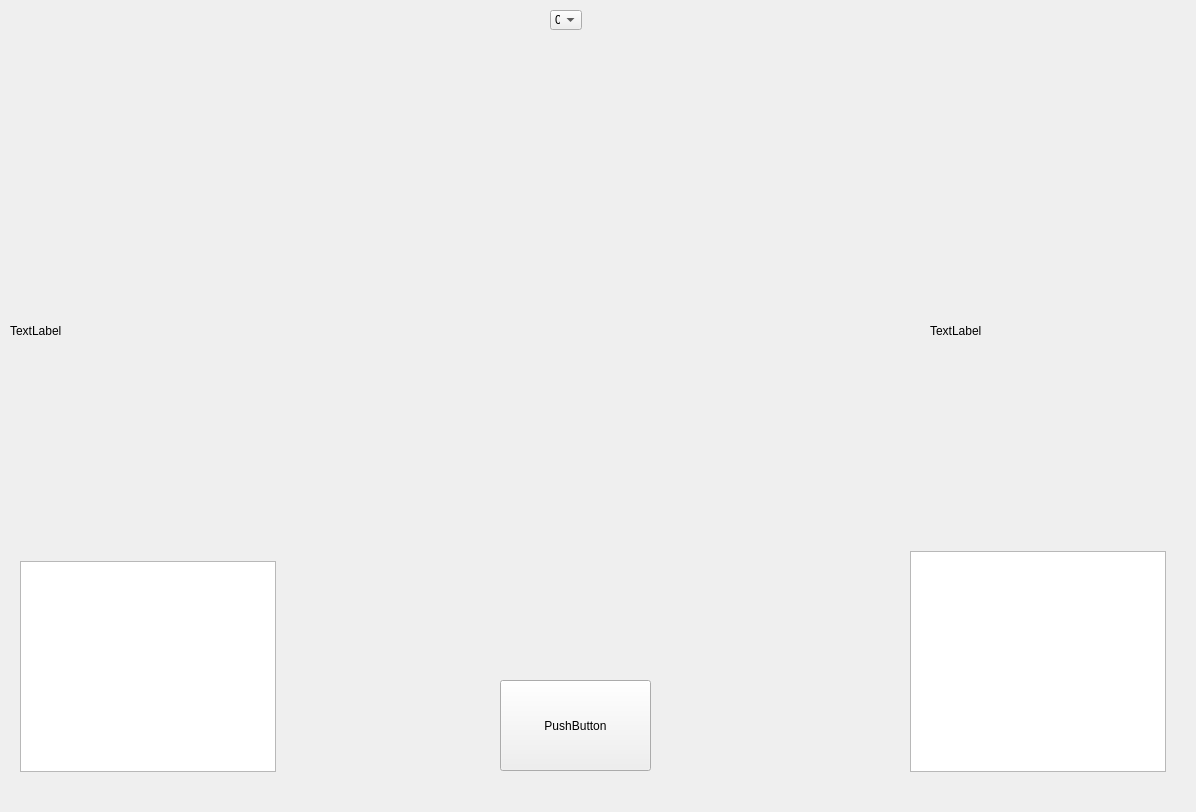
Above: Drowsypick_tool/Drowsypick_tool.ui from leixuehui/QT_expression_capture_tool before the change. Below: the same form after it.
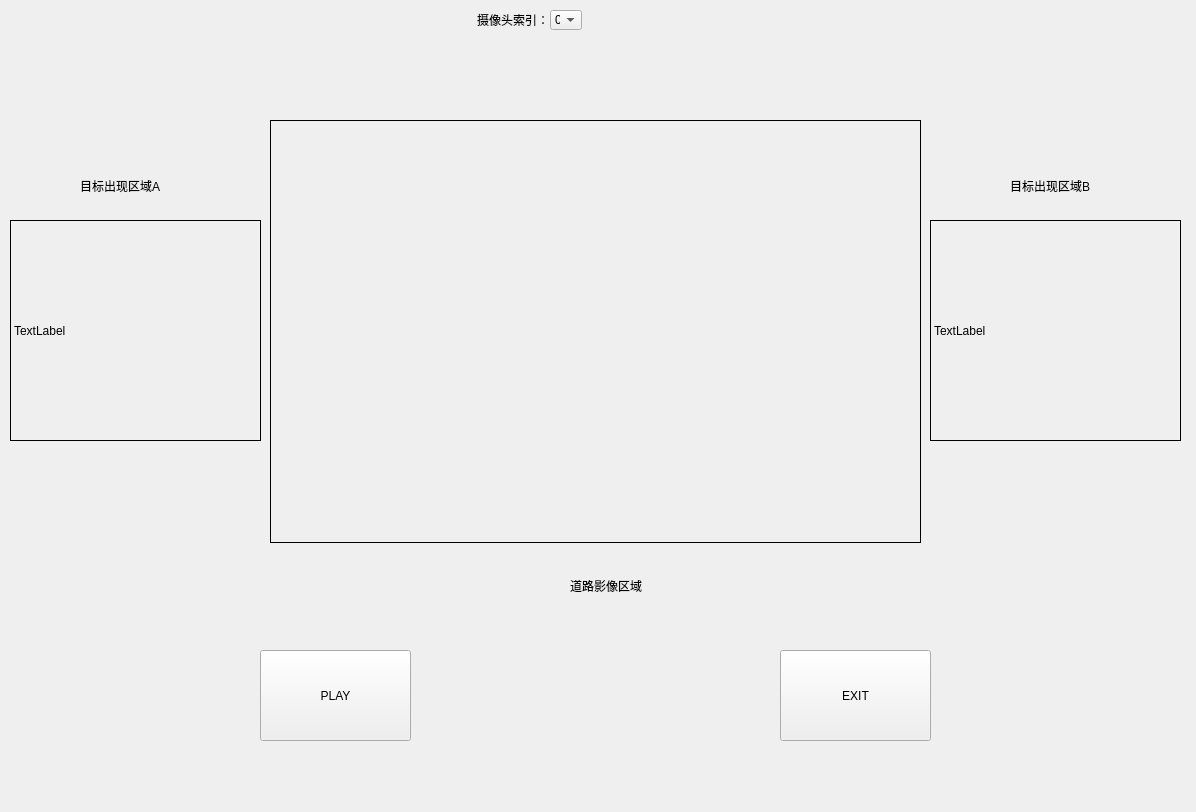
That is the form after the change.

Diff of the .ui file:
```diff
--- a/Drowsypick_tool/Drowsypick_tool.ui
+++ b/Drowsypick_tool/Drowsypick_tool.ui
@@ -16,14 +16,14 @@
   <widget class="QPushButton" name="PLAY">
    <property name="geometry">
     <rect>
-     <x>500</x>
-     <y>680</y>
+     <x>260</x>
+     <y>650</y>
      <width>151</width>
      <height>91</height>
     </rect>
    </property>
    <property name="text">
-    <string>PushButton</string>
+    <string>PLAY</string>
    </property>
   </widget>
   <widget class="QLabel" name="label_right">
@@ -35,6 +35,11 @@
      <height>221</height>
     </rect>
    </property>
+   <property name="styleSheet">
+    <string notr="true">border-width: 1px;
+border-style: solid;
+border-color: rgb(0, 0, 0)</string>
+   </property>
    <property name="text">
     <string>TextLabel</string>
    </property>
@@ -58,7 +63,12 @@
     </size>
    </property>
    <property name="autoFillBackground">
-    <bool>true</bool>
+    <bool>false</bool>
+   </property>
+   <property name="styleSheet">
+    <string notr="true">border-width: 1px;
+border-style: solid;
+border-color: rgb(0, 0, 0)</string>
    </property>
    <property name="text">
     <string/>
@@ -93,28 +103,90 @@
      <height>221</height>
     </rect>
    </property>
+   <property name="autoFillBackground">
+    <bool>false</bool>
+   </property>
+   <property name="styleSheet">
+    <string notr="true">border-width: 1px;
+border-style: solid;
+border-color: rgb(0, 0, 0)</string>
+   </property>
    <property name="text">
     <string>TextLabel</string>
    </property>
   </widget>
-  <widget class="QTextBrowser" name="textBrowser_left">
+  <widget class="QLabel" name="label_10">
    <property name="geometry">
     <rect>
-     <x>20</x>
-     <y>561</y>
-     <width>256</width>
-     <height>211</height>
+     <x>477</x>
+     <y>10</y>
+     <width>71</width>
+     <height>20</height>
     </rect>
    </property>
+   <property name="text">
+    <string>摄像头索引：</string>
+   </property>
   </widget>
-  <widget class="QTextBrowser" name="textBrowser_right">
+  <widget class="QLabel" name="label_11">
    <property name="geometry">
     <rect>
-     <x>910</x>
-     <y>551</y>
-     <width>256</width>
-     <height>221</height>
+     <x>80</x>
+     <y>150</y>
+     <width>81</width>
+     <height>71</height>
     </rect>
+   </property>
+   <property name="text">
+    <string>目标出现区域A</string>
+   </property>
+  </widget>
+  <widget class="QLabel" name="label_12">
+   <property name="geometry">
+    <rect>
+     <x>1010</x>
+     <y>150</y>
+     <width>91</width>
+     <height>71</height>
+    </rect>
+   </property>
+   <property name="text">
+    <string>目标出现区域B</string>
+   </property>
+  </widget>
+  <widget class="QPushButton" name="exit1">
+   <property name="geometry">
+    <rect>
+     <x>780</x>
+     <y>650</y>
+     <width>151</width>
+     <height>91</height>
+    </rect>
+   </property>
+   <property name="text">
+    <string>EXIT</string>
+   </property>
+  </widget>
+  <widget class="QLabel" name="label_13">
+   <property name="geometry">
+    <rect>
+     <x>570</x>
+     <y>550</y>
+     <width>81</width>
+     <height>71</height>
+    </rect>
+   </property>
+   <property name="text">
+    <string>道路影像区域</string>
+   </property>
+   <property name="textFormat">
+    <enum>Qt::AutoText</enum>
+   </property>
+   <property name="wordWrap">
+    <bool>false</bool>
+   </property>
+   <property name="textInteractionFlags">
+    <set>Qt::LinksAccessibleByMouse</set>
    </property>
   </widget>
  </widget>
```
Left out of the diff: 4 changed lines with no effect on the pictures.
